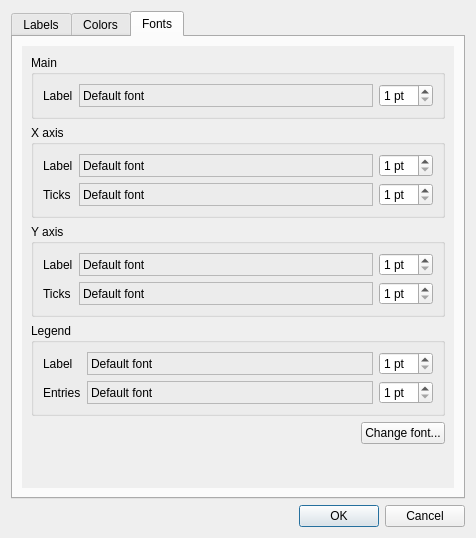
This is coquery/gui/ui/figureOptions.ui in gkunter/coquery as Qt 5 draws it before an edit. The edited form follows.
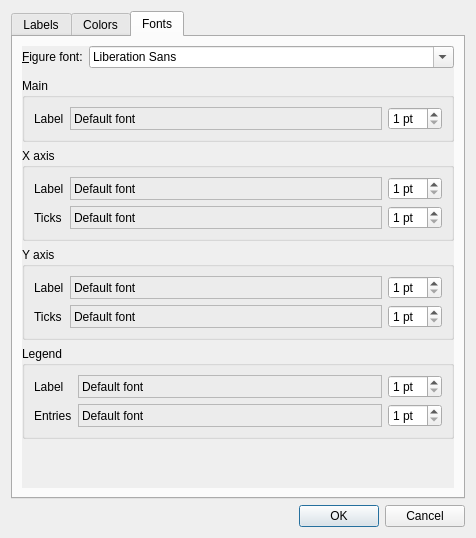
This is the edited form.

Commit message: Use font combo box for font selection instead of button

```diff
--- a/coquery/gui/ui/figureOptions.ui
+++ b/coquery/gui/ui/figureOptions.ui
@@ -552,10 +552,40 @@
             <x>0</x>
             <y>0</y>
             <width>452</width>
-            <height>460</height>
+            <height>458</height>
            </rect>
           </property>
           <layout class="QVBoxLayout" name="verticalLayout_2">
+           <property name="margin">
+            <number>0</number>
+           </property>
+           <item>
+            <layout class="QHBoxLayout" name="horizontalLayout_9">
+             <property name="bottomMargin">
+              <number>4</number>
+             </property>
+             <item>
+              <widget class="QLabel" name="label_16">
+               <property name="text">
+                <string>&amp;Figure font:</string>
+               </property>
+               <property name="buddy">
+                <cstring>combo_font_figure</cstring>
+               </property>
+              </widget>
+             </item>
+             <item>
+              <widget class="QFontComboBox" name="combo_font_figure">
+               <property name="sizePolicy">
+                <sizepolicy hsizetype="MinimumExpanding" vsizetype="Fixed">
+                 <horstretch>0</horstretch>
+                 <verstretch>0</verstretch>
+                </sizepolicy>
+               </property>
+              </widget>
+             </item>
+            </layout>
+           </item>
            <item>
             <widget class="QGroupBox" name="group_main">
              <property name="title">
@@ -893,30 +923,6 @@
              </layout>
             </widget>
            </item>
-           <item>
-            <layout class="QHBoxLayout" name="horizontalLayout_11">
-             <item>
-              <spacer name="horizontalSpacer">
-               <property name="orientation">
-                <enum>Qt::Horizontal</enum>
-               </property>
-               <property name="sizeHint" stdset="0">
-                <size>
-                 <width>40</width>
-                 <height>20</height>
-                </size>
-               </property>
-              </spacer>
-             </item>
-             <item>
-              <widget class="QPushButton" name="button_font_select">
-               <property name="text">
-                <string>Change font...</string>
-               </property>
-              </widget>
-             </item>
-            </layout>
-           </item>
            <item>
             <spacer name="verticalSpacer">
              <property name="orientation">
```
The commit also changes 2 other files.
